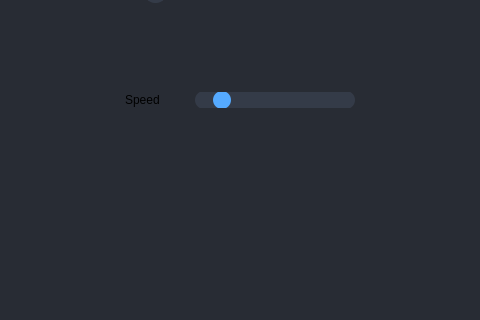
Old version of the form ui/main.ui in the repository Radu101199/CamControl-Controlul-Gestual-al-Dispozitivelor; both pictures show x 405 to 885 and y 223 to 543 of the 1012 by 738 pixel window.
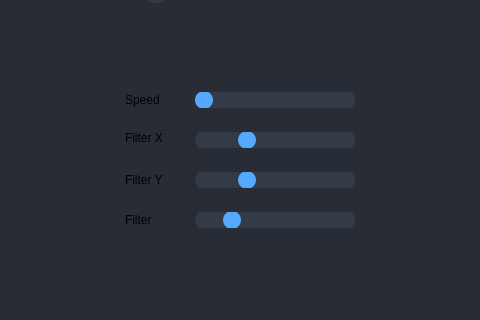
New version of the form. The open tabs and pages were chosen to show the change. Icons and pictures are not drawn.

Commit message: optimizare cursor hands commit

The edit to the form file:
```diff
--- a/ui/main.ui
+++ b/ui/main.ui
@@ -1250,10 +1250,10 @@
                      <number>12</number>
                     </property>
                     <property name="value">
-                     <number>5</number>
+                     <number>4</number>
                     </property>
                     <property name="sliderPosition">
-                     <number>5</number>
+                     <number>4</number>
                     </property>
                     <property name="orientation">
                      <enum>Qt::Horizontal</enum>
@@ -1285,6 +1285,111 @@
                      <string>Smile Center</string>
                     </property>
                    </widget>
+                   <widget class="QLabel" name="label_18">
+                    <property name="geometry">
+                     <rect>
+                      <x>430</x>
+                      <y>256</y>
+                      <width>60</width>
+                      <height>20</height>
+                     </rect>
+                    </property>
+                    <property name="text">
+                     <string>Filter X</string>
+                    </property>
+                   </widget>
+                   <widget class="QSlider" name="filterSlider_X_Hands">
+                    <property name="geometry">
+                     <rect>
+                      <x>500</x>
+                      <y>260</y>
+                      <width>160</width>
+                      <height>16</height>
+                     </rect>
+                    </property>
+                    <property name="maximum">
+                     <number>10</number>
+                    </property>
+                    <property name="value">
+                     <number>3</number>
+                    </property>
+                    <property name="sliderPosition">
+                     <number>3</number>
+                    </property>
+                    <property name="orientation">
+                     <enum>Qt::Horizontal</enum>
+                    </property>
+                   </widget>
+                   <widget class="QSlider" name="filterSlider_Hands">
+                    <property name="geometry">
+                     <rect>
+                      <x>500</x>
+                      <y>340</y>
+                      <width>160</width>
+                      <height>16</height>
+                     </rect>
+                    </property>
+                    <property name="maximum">
+                     <number>10</number>
+                    </property>
+                    <property name="value">
+                     <number>2</number>
+                    </property>
+                    <property name="sliderPosition">
+                     <number>2</number>
+                    </property>
+                    <property name="orientation">
+                     <enum>Qt::Horizontal</enum>
+                    </property>
+                   </widget>
+                   <widget class="QSlider" name="filterSlider_Y_Hands">
+                    <property name="geometry">
+                     <rect>
+                      <x>500</x>
+                      <y>300</y>
+                      <width>160</width>
+                      <height>16</height>
+                     </rect>
+                    </property>
+                    <property name="maximum">
+                     <number>10</number>
+                    </property>
+                    <property name="value">
+                     <number>3</number>
+                    </property>
+                    <property name="sliderPosition">
+                     <number>3</number>
+                    </property>
+                    <property name="orientation">
+                     <enum>Qt::Horizontal</enum>
+                    </property>
+                   </widget>
+                   <widget class="QLabel" name="label_19">
+                    <property name="geometry">
+                     <rect>
+                      <x>430</x>
+                      <y>300</y>
+                      <width>60</width>
+                      <height>16</height>
+                     </rect>
+                    </property>
+                    <property name="text">
+                     <string>Filter Y</string>
+                    </property>
+                   </widget>
+                   <widget class="QLabel" name="label_20">
+                    <property name="geometry">
+                     <rect>
+                      <x>430</x>
+                      <y>340</y>
+                      <width>60</width>
+                      <height>16</height>
+                     </rect>
+                    </property>
+                    <property name="text">
+                     <string>Filter</string>
+                    </property>
+                   </widget>
                   </widget>
                  </widget>
                 </item>
```
Left out of the diff: 8 changed lines with no effect on the pictures. The commit also changes 7 other files.
